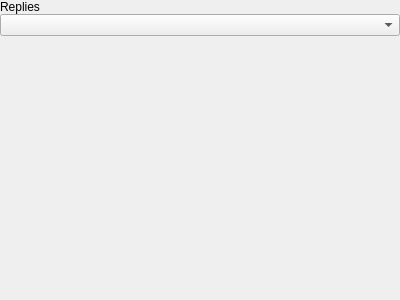
This is libthezzz/widgets/zzzreplyviewer.ui in theCheeseboard/theZzz as Qt 5 draws it before an edit. The edited form follows.
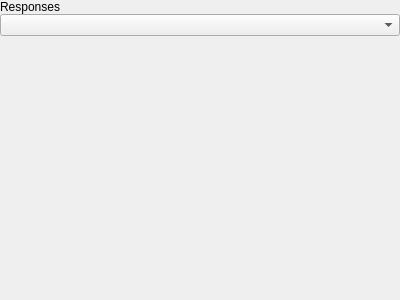
This is the edited form. Custom widgets are drawn as their Qt base class.

Diff of the .ui file:
```diff
--- a/libthezzz/widgets/zzzreplyviewer.ui
+++ b/libthezzz/widgets/zzzreplyviewer.ui
@@ -32,7 +32,7 @@
    <item>
     <widget class="tTitleLabel" name="titleLabel">
      <property name="text">
-      <string>Replies</string>
+      <string>Responses</string>
      </property>
     </widget>
    </item>
```
